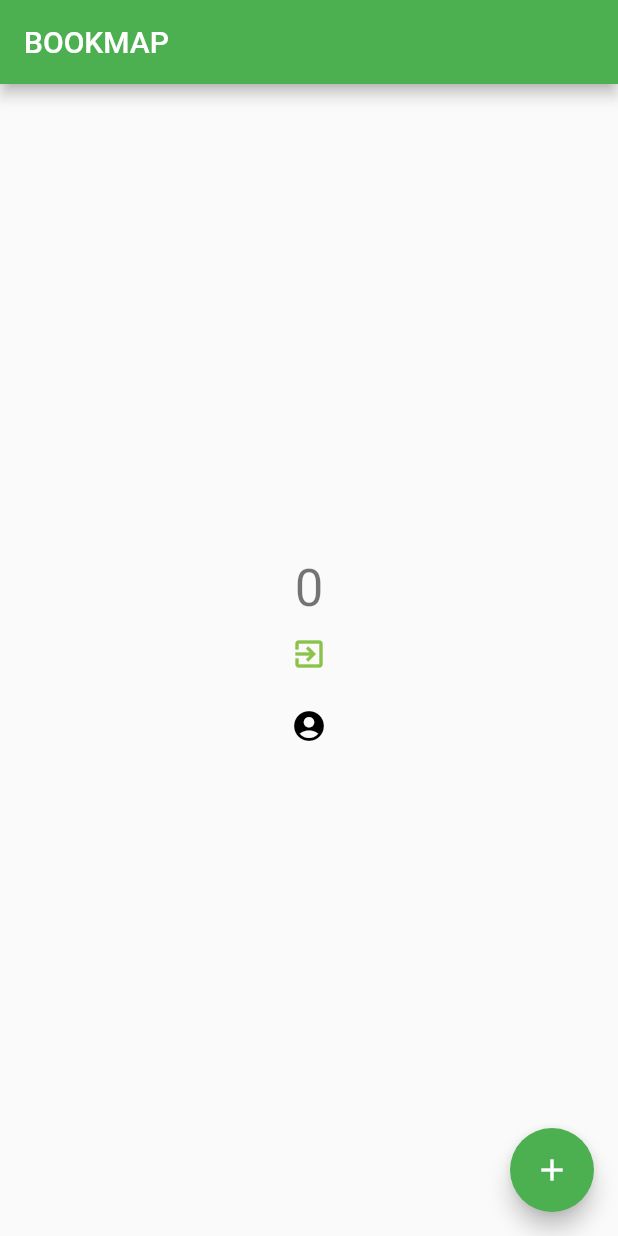
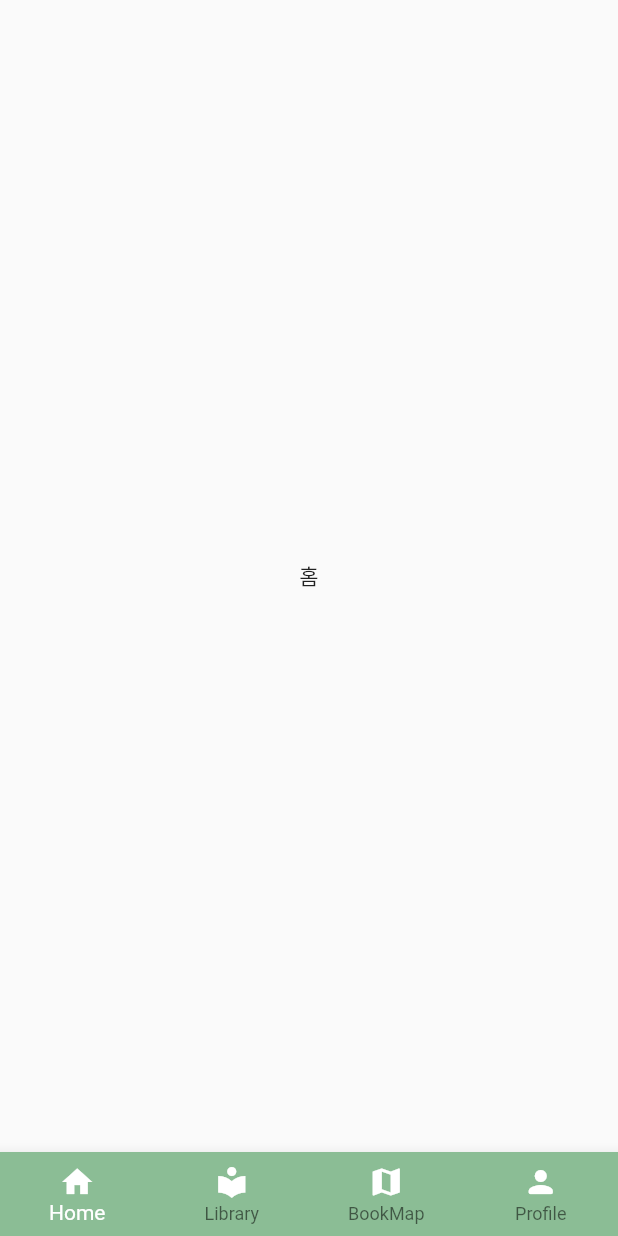
Before and after one commit to YEONZZ/bookmap_front, a Flutter app: the screen it shows after launch, on a phone screen of 412 x 824 dp. Run offline on Flutter 3.47's test engine with Material 2 defaults, Android fonts, the phone set to English and light mode, and no system bars; our stand-ins replace firebase_auth, firebase_core; missing offline and left inert: flutterfire_ui; accounts and stored records are empty.

Commit message:
230327 로그인+검색 merge

```diff
--- a/lib/login.dart
+++ b/lib/login.dart
@@ -46,7 +46,8 @@ class Authentication extends StatelessWidget {
       stream: firebaseauth.FirebaseAuth.instance.authStateChanges(),
       //snapshot: stream의 결과물, 스트림빌더에게 사용하도록 지정해주는 데이터
       builder: (context, snapshot){
-          if(!snapshot.hasData){ //로그인을 하지 않은 경우
+          if(!snapshot.hasData){
+            ;//로그인을 하지 않은 경우
           return SignInScreen(
             showAuthActionSwitch: false,
             providerConfigs: const[
--- a/lib/main.dart
+++ b/lib/main.dart
@@ -1,100 +1,80 @@
 import 'package:bookmap/profile_practice.dart';
 import 'package:flutter/material.dart';
 import 'package:firebase_auth/firebase_auth.dart' as firebaseauth;
-
-void main() {
-  runApp(const MyApp());
-}
+import 'package:flutter/material.dart';
+import 'pages/home.dart';
+import 'pages/search.dart';
+import 'pages/bookmap.dart';
+import 'pages/profile.dart';
+void main() => runApp(const MyApp());
 
 class MyApp extends StatelessWidget {
   const MyApp({super.key});
 
-  // This widget is the root of your application.
+  static const String _title = 'Flutter Code Sample';
+
   @override
   Widget build(BuildContext context) {
-    return MaterialApp(
+    return const MaterialApp(
       debugShowCheckedModeBanner: false,
-      title: 'Flutter Demo',
-      theme: ThemeData(
-        primarySwatch: Colors.green,
-      ),
-      home: const MyHomePage(title: 'BOOKMAP'),
+      title: _title,
+      home: MyStatefulWidget(),
     );
   }
 }
 
-class MyHomePage extends StatefulWidget {
-  const MyHomePage({super.key, required this.title});
-
-  // This widget is the home page of your application. It is stateful, meaning
-  // that it has a State object (defined below) that contains fields that affect
-  // how it looks.
-
-  // This class is the configuration for the state. It holds the values (in this
-  // case the title) provided by the parent (in this case the App widget) and
-  // used by the build method of the State. Fields in a Widget subclass are
-  // always marked "final".
-
-  final String title;
+class MyStatefulWidget extends StatefulWidget {
+  const MyStatefulWidget({super.key});
 
   @override
-  State<MyHomePage> createState() => _MyHomePageState();
+  State<MyStatefulWidget> createState() => _MyStatefulWidgetState();
 }
 
-class _MyHomePageState extends State<MyHomePage> {
-  int _counter = 0;
+class _MyStatefulWidgetState extends State<MyStatefulWidget> {
+  int _selectedIndex = 0;
+  static const TextStyle optionStyle =
+  TextStyle(fontSize: 30, fontWeight: FontWeight.bold);
+  static List<Widget> _widgetOptions = <Widget>[
+    Home(), Search(), BookMap(), Profile()
+  ];
 
-  void _incrementCounter() {
+  void _onItemTapped(int index) {
     setState(() {
-      _counter++;
+      _selectedIndex = index;
     });
   }
 
   @override
   Widget build(BuildContext context) {
     return Scaffold(
-      appBar: AppBar(
-        title: Text(widget.title),
+      body: Center(
+        child: _widgetOptions.elementAt(_selectedIndex),
       ),
-      body: Center(
-        child: Column(
-          mainAxisAlignment: MainAxisAlignment.center,
-          children: <Widget>[
-            Text(
-              '$_counter',
-              style: Theme.of(context).textTheme.headlineMedium,
-            ),
-            IconButton(
-              icon: const Icon(
-                Icons.exit_to_app,
-                color: Colors.lightGreen,
-              ),
-                onPressed: (){
-                final _authentication = firebaseauth.FirebaseAuth.instance;
-
-                _authentication.signOut();
-                },
-            ),
-            IconButton(
-              icon: const Icon(
-                Icons.account_circle,
-                color: Colors.black,
-              ),
-              onPressed: (){
-                Navigator.push(
-                    context,
-                    MaterialPageRoute(builder: (context) => MyProfile()),
-                );
-              },
-            ),
-          ],
-        ),
+      bottomNavigationBar: BottomNavigationBar(
+        type: BottomNavigationBarType.fixed,
+        items: const <BottomNavigationBarItem>[
+          BottomNavigationBarItem(
+            icon: Icon(Icons.home, color: Colors.white,),
+            label: 'Home',
+          ),
+          BottomNavigationBarItem(
+            icon: Icon(Icons.local_library_sharp, color: Colors.white),
+            label: 'Library',
+          ),
+          BottomNavigationBarItem(
+            icon: Icon(Icons.map, color: Colors.white),
+            label: 'BookMap',
+          ),
+          BottomNavigationBarItem(
+            icon: Icon(Icons.person_rounded, color: Colors.white),
+            label: 'Profile',
+          ),
+        ],
+        currentIndex: _selectedIndex,
+        backgroundColor: const Color(0xFF8BBD95),
+        selectedItemColor: Colors.white,
+        onTap: _onItemTapped,
       ),
-      floatingActionButton: FloatingActionButton(
-        onPressed: _incrementCounter,
-        tooltip: 'Increment',
-        child: const Icon(Icons.add),
-      ), // This trailing comma makes auto-formatting nicer for build methods.
     );
   }
 }
--- /dev/null
+++ b/lib/pages/home.dart
@@ -0,0 +1,12 @@
+import 'package:flutter/material.dart';
+
+class Home extends StatelessWidget {
+  const Home({Key? key}) : super(key: key);
+
+  @override
+  Widget build(BuildContext context) {
+    return Center(
+      child: Text('홈'),
+    );
+  }
+}
--- /dev/null
+++ b/lib/pages/profile.dart
@@ -0,0 +1,12 @@
+import 'package:flutter/material.dart';
+
+class Profile extends StatelessWidget {
+  const Profile({Key? key}) : super(key: key);
+
+  @override
+  Widget build(BuildContext context) {
+    return Center(
+      child: Text('프로필'),
+    );
+  }
+}
```
Also changed, not shown: lib/pages/bookmap.dart (added, +12 -0 lines), lib/pages/search.dart (added, +132 -0 lines), pubspec.yaml (+6 -6 lines), pubspec.lock, 9 other files.
